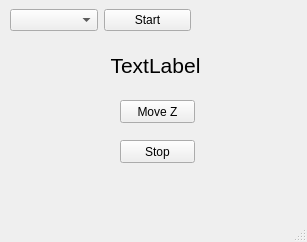
First picture: the form in MainUI.ui, repository Lenadros/PythonAutopatcher, before the edit.
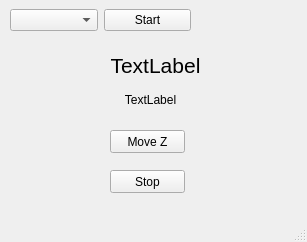
Second picture: the form after the edit.

Patch:
```diff
--- a/MainUI.ui
+++ b/MainUI.ui
@@ -69,8 +69,8 @@
    <widget class="QPushButton" name="pushButton_3">
     <property name="geometry">
      <rect>
-      <x>120</x>
-      <y>140</y>
+      <x>110</x>
+      <y>170</y>
       <width>75</width>
       <height>23</height>
      </rect>
@@ -82,8 +82,8 @@
    <widget class="QPushButton" name="pushButton_2">
     <property name="geometry">
      <rect>
-      <x>120</x>
-      <y>100</y>
+      <x>110</x>
+      <y>130</y>
       <width>75</width>
       <height>23</height>
      </rect>
@@ -92,6 +92,22 @@
      <string>Move Z</string>
     </property>
    </widget>
+   <widget class="QLabel" name="label_2">
+    <property name="geometry">
+     <rect>
+      <x>75</x>
+      <y>90</y>
+      <width>151</width>
+      <height>20</height>
+     </rect>
+    </property>
+    <property name="text">
+     <string>TextLabel</string>
+    </property>
+    <property name="alignment">
+     <set>Qt::AlignCenter</set>
+    </property>
+   </widget>
   </widget>
   <widget class="QMenuBar" name="menubar">
    <property name="geometry">
```
